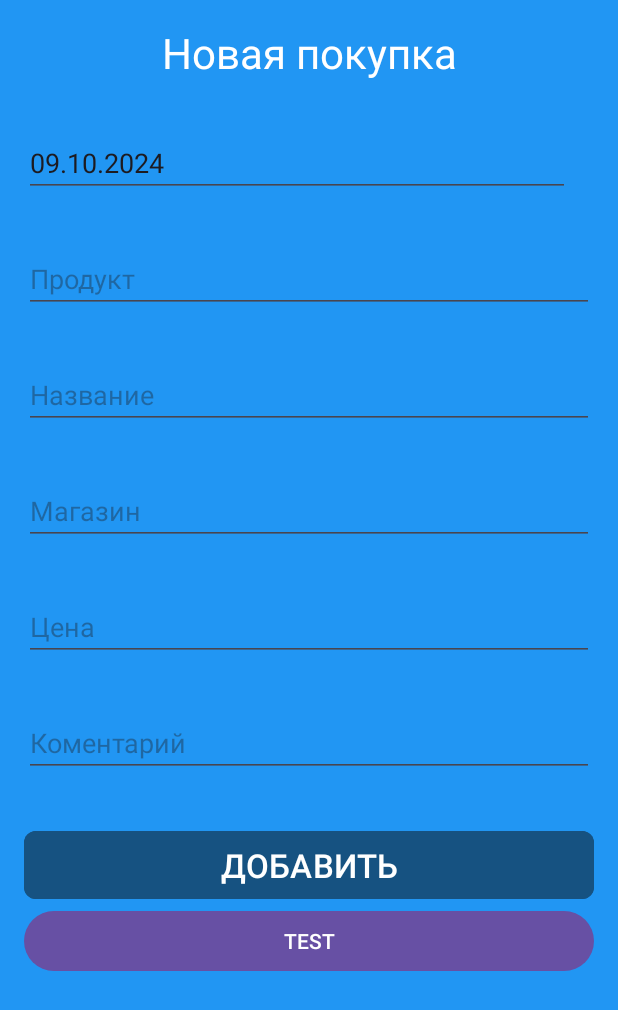
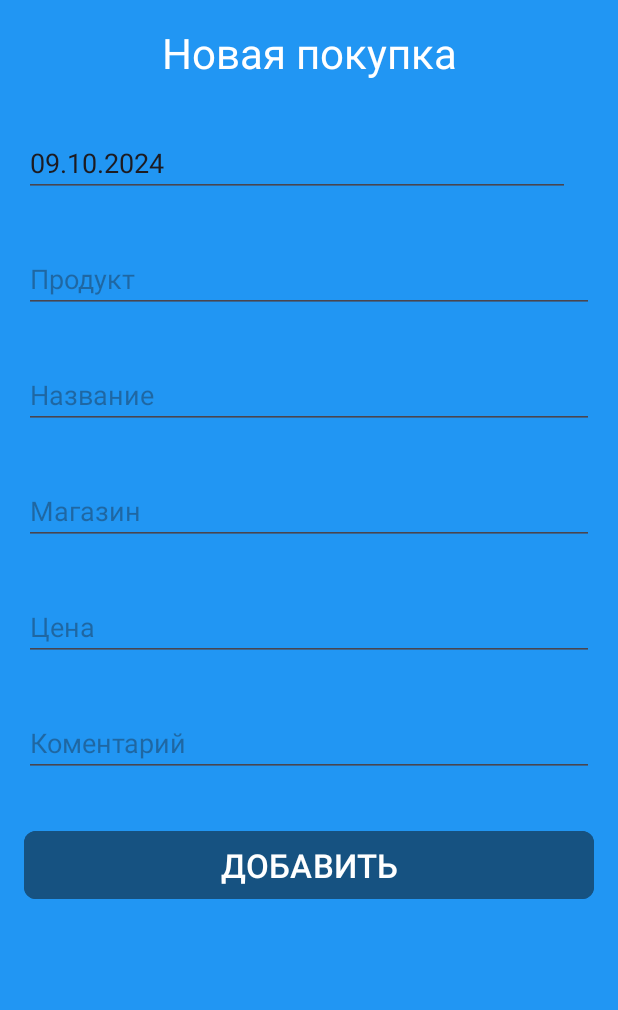
Before and after one commit to KotlyarovSergey/CostMemories, an Android app: the EditPurchaseFragment screen opened through its navigation route, on a phone screen of 412 x 824 dp. Shown: the top 1010 px of the screen. Run offline under Robolectric (Android 15) with nearby library versions, the phone set to English and light mode, and no system bars; our stand-ins replace Room's generated code, data binding.

Commit message:
remove test button

```diff
--- a/app/src/main/java/com/ksv/costmemories/presenation/EditPurchaseFragment.kt
+++ b/app/src/main/java/com/ksv/costmemories/presenation/EditPurchaseFragment.kt
@@ -31,8 +31,6 @@ class EditPurchaseFragment : Fragment() {
     private val binding get() = _binding!!
     private val dataViewModel: DataViewModel by activityViewModels()
 
-    //private lateinit var navController: NavController
-
     override fun onCreateView(
         inflater: LayoutInflater, container: ViewGroup?,
         savedInstanceState: Bundle?
@@ -53,26 +51,6 @@ class EditPurchaseFragment : Fragment() {
         setDate()
         binding.dateEdit.setOnClickListener { dateEditOnClickListener() }
         binding.addButton.setOnClickListener { addButtonOnClickListener() }
-        binding.testButton.setOnClickListener { testButtonOnClickListener() }
-        //navController = findNavController()
-    }
-
-    private fun testButtonOnClickListener() {
-//        val shop = Shop(shop_name = binding.shop.text.toString().trim())
-//        dataViewModel.addShop(shop)
-//        val title = Title(text = binding.title.text.toString().trim())
-//        dataViewModel.addTitle(title)
-//        val product = Product(name = binding.product.text.toString().trim())
-//        dataViewModel.addProduct(product)
-
-        //findNavController().popBackStack()
-        //dataViewModel.canClose()
-
-//        lifecycleScope.launch {
-//            delay(1000)
-//            findNavController().popBackStack()
-//        }
-
     }
 
     private fun setDataHasChangeListeners() {
@@ -117,9 +95,7 @@ class EditPurchaseFragment : Fragment() {
                 }
 
                 EditState.Finish -> {
-                    //navController.popBackStack()
                     //findNavController().popBackStack()
-//                    parentFragmentManager.popBackStack()
                 }
 
                 EditState.Normal -> {
@@ -131,27 +107,9 @@ class EditPurchaseFragment : Fragment() {
                 }
             }
         }.launchIn(viewLifecycleOwner.lifecycleScope)
-
-//        dataViewModel.canClose.onEach { canClose ->
-//            if (canClose) {
-//                findNavController().popBackStack()
-//            }
-//        }.launchIn(viewLifecycleOwner.lifecycleScope)
-
-//        lifecycleScope.launch {
-//            repeatOnLifecycle(Lifecycle.State.STARTED) {
-//                dataViewModel.canClose.collect { canClose ->
-//                    if (canClose) {
-////                        findNavController().popBackStack()
-//                        findNavController().navigateUp()
-//                    }
-//                }
-//            }
-//        }
     }
 
     private fun addButtonOnClickListener() {
-
         val userInputSet = with(binding) {
             UserInputSet(
                 date = dateEdit.text.toString().trim(),
@@ -165,7 +123,6 @@ class EditPurchaseFragment : Fragment() {
         val checkResult = dataViewModel.checkUserInput(userInputSet)
         when(checkResult){
             InputCheckResult.OK -> {
-//                dataViewModel.processUserInput(requireContext(), userInputSet)
                 dataViewModel.fillDb(userInputSet)
                 findNavController().popBackStack()
             }
@@ -180,8 +137,6 @@ class EditPurchaseFragment : Fragment() {
             }
             InputCheckResult.UNKNOWN -> { }
         }
-
-
     }
 
     private fun setDate() {
@@ -216,5 +171,4 @@ class EditPurchaseFragment : Fragment() {
         val formattedText = LocalDate.of(year, month, day).format(formatter)
         return formattedText
     }
-
 }
--- a/app/src/main/res/layout/fragment_edit_purchase.xml
+++ b/app/src/main/res/layout/fragment_edit_purchase.xml
@@ -93,12 +93,6 @@
                     android:textSize="22sp"
                     app:cornerRadius="8dp" />
 
-                <Button
-                    android:id="@+id/test_button"
-                    android:layout_width="match_parent"
-                    android:layout_height="wrap_content"
-                    android:text="TEST" />
-
             </LinearLayout>
         </ScrollView>
 
```
Also changed, not shown: 1 other file.
